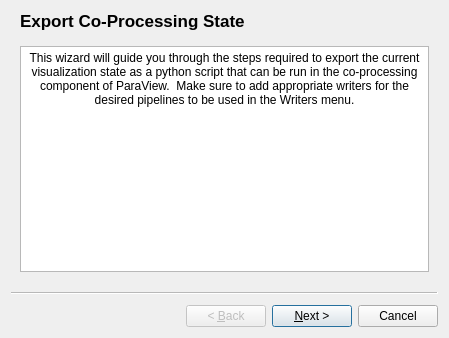
Above: Plugins/CoProcessingScriptGenerator/Resources/ExportStateWizard.ui from Kitware/ParaView before the change. Below: the same form after it.
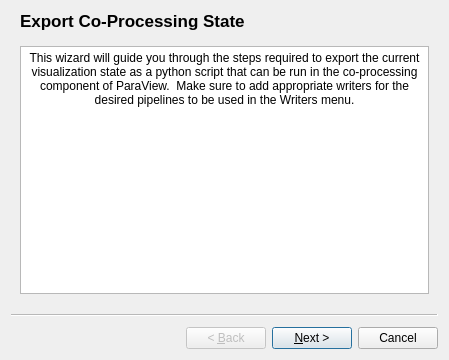
That is the form after the change. Custom widgets are drawn as their Qt base class.

What changed in the file:
```diff
--- a/Plugins/CoProcessingScriptGenerator/Resources/ExportStateWizard.ui
+++ b/Plugins/CoProcessingScriptGenerator/Resources/ExportStateWizard.ui
@@ -7,7 +7,7 @@
     <x>0</x>
     <y>0</y>
     <width>449</width>
-    <height>338</height>
+    <height>360</height>
    </rect>
   </property>
   <property name="minimumSize">
```
